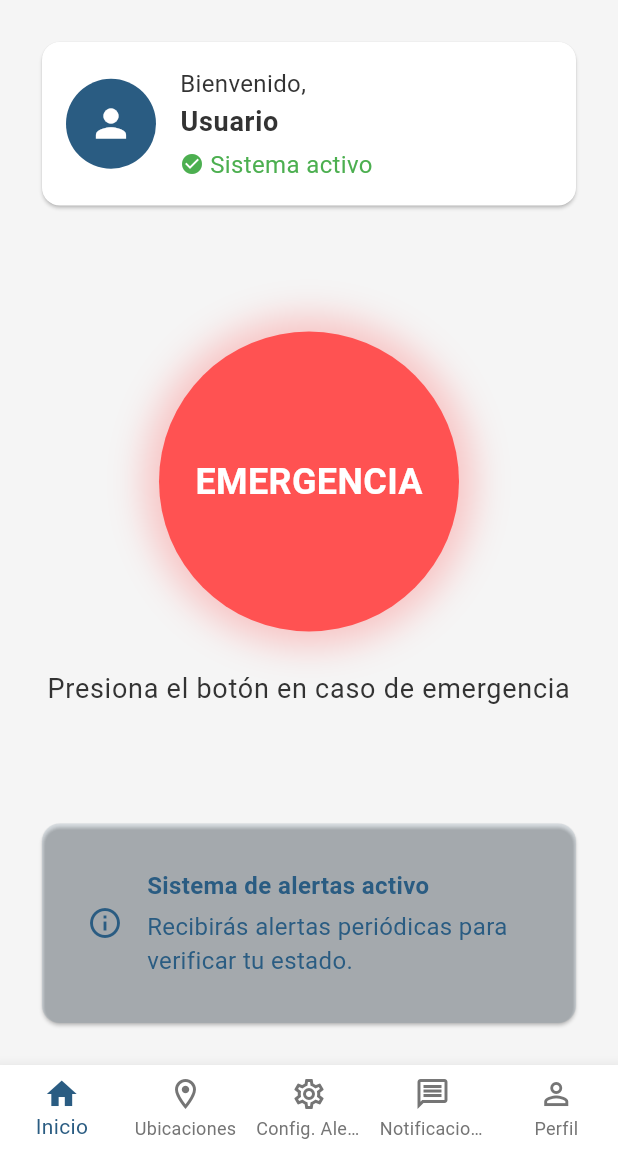
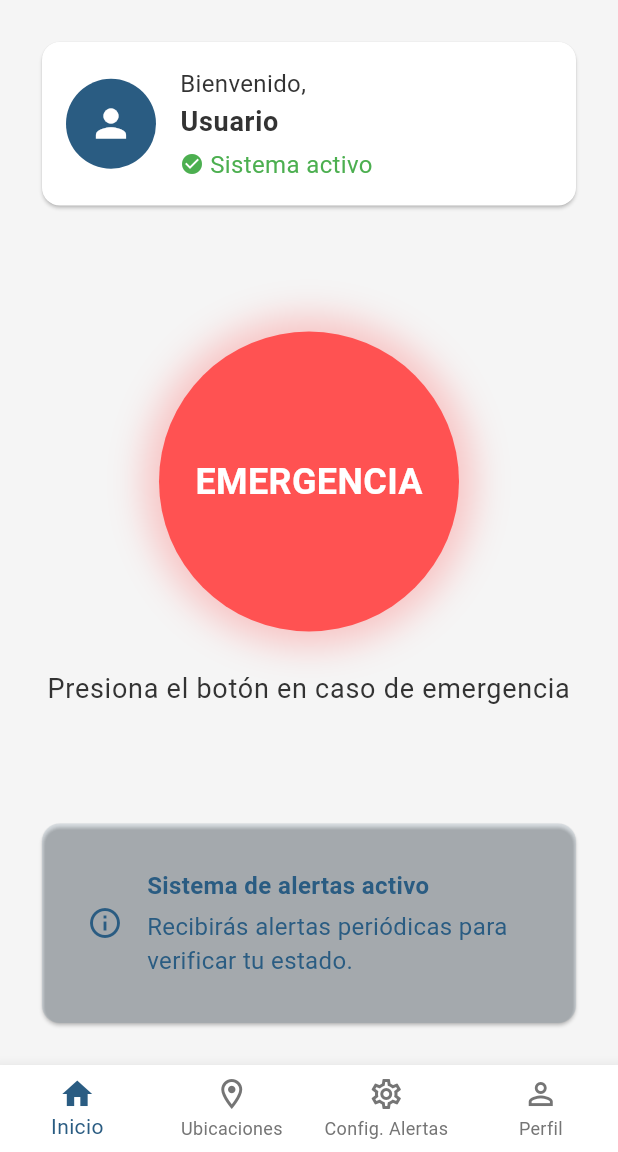
Before and after one commit to equipoAlzDev/appAlzAlert, a Flutter app: the HomeScreen screen opened directly, on a phone screen of 412 x 824 dp, the part 84-1236 px from its top. Run offline on Flutter 3.47's test engine with Material 3 defaults, Android fonts, the phone set to English and light mode, and no system bars; our stand-ins replace cloud_firestore, firebase_auth, firebase_core, geolocator, permission_handler; missing offline and left inert: telephony; accounts and stored records are empty.

Commit message:
Se actualizo el campo de navegacion y se removio la seccion de notificaciones

```diff
--- a/lib/screens/home/home_screen.dart
+++ b/lib/screens/home/home_screen.dart
@@ -6,7 +6,6 @@ import 'package:alzalert/providers/alert_system_provider.dart';
 import 'package:alzalert/providers/user_provider.dart';
 import 'package:alzalert/screens/alerts/alert_config_screen.dart';
 import 'package:alzalert/screens/history/location_history_screen.dart';
-import 'package:alzalert/screens/notifications/notifications_screen.dart';
 import 'package:alzalert/screens/profile/profile_screen.dart';
 import 'package:alzalert/theme/app_theme.dart';
 import 'package:telephony/telephony.dart';
@@ -36,8 +35,7 @@ class _HomeScreenState extends State<HomeScreen> {
   final List<Widget> _screens = [
     const MainHomeScreen(),
     const LocationHistoryScreen(),
-    const AlertConfigScreen(), // Index 2 for AlertConfigScreen
-    const NotificationsScreen(),
+    const AlertConfigScreen(),
     const ProfileScreen(),
   ];
 
@@ -72,11 +70,6 @@ class _HomeScreenState extends State<HomeScreen> {
              activeIcon: Icon(Icons.settings),
              label: 'Config. Alertas',
            ),
-          BottomNavigationBarItem(
-            icon: Icon(Icons.message_outlined),
-            activeIcon: Icon(Icons.message),
-            label: 'Notificaciones',
-          ),
           BottomNavigationBarItem(
             icon: Icon(Icons.person_outline),
             activeIcon: Icon(Icons.person),
```
Also changed, not shown: lib/main.dart (+0 -11 lines).
